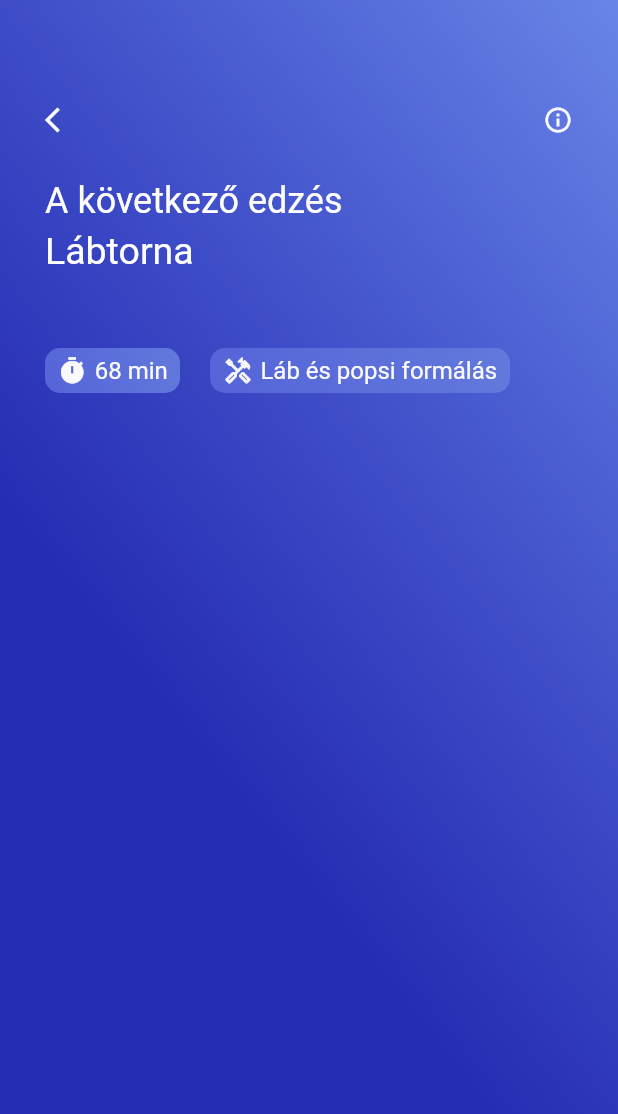
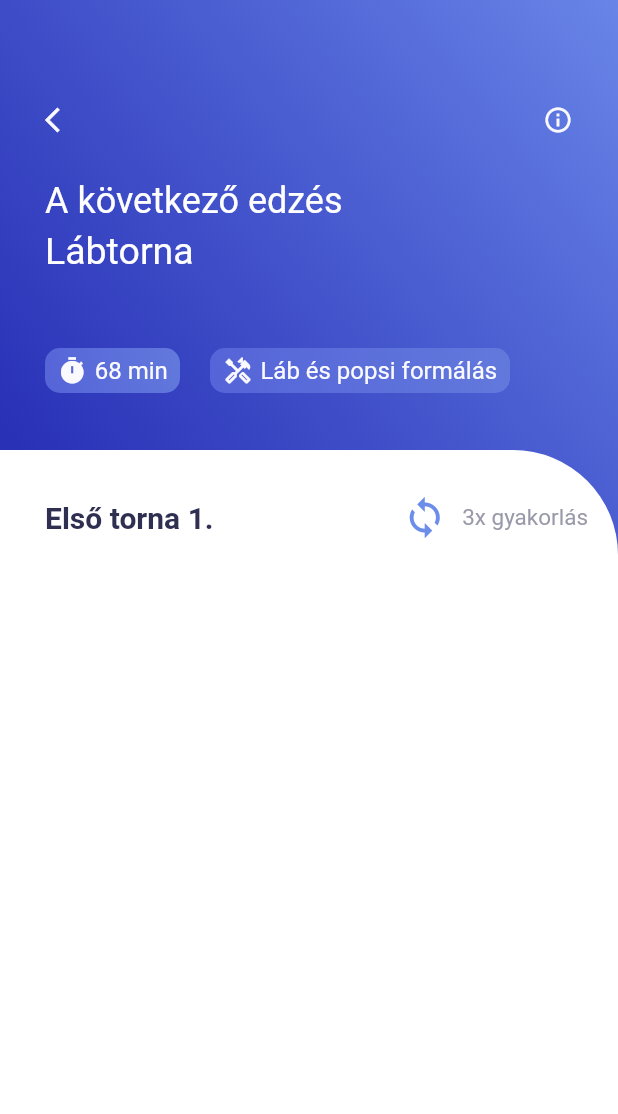
Before and after one commit to maximilianbarabas/fitnessapp, a Flutter app: the VideoInfo screen opened directly, on a phone screen of 412 x 824 dp. Shown: the top 1114 px of the screen. Run offline on Flutter 3.47's test engine with Material 2 defaults, Android fonts, the phone set to English and light mode, and no system bars; our stand-ins replace get.

Commit message:
navigation and second page design done

```diff
--- a/lib/home_page.dart
+++ b/lib/home_page.dart
@@ -1,6 +1,8 @@
 import 'dart:convert';
-
+import 'package:flutter/cupertino.dart';
 import 'package:flutter/material.dart';
+import 'package:get/get.dart';
+import 'package:fittness_app/video_info.dart';
 import 'colors.dart' as color;
 
 class HomePage extends StatefulWidget {
@@ -82,8 +84,13 @@ class _HomePageState extends State<HomePage> {
                   SizedBox(
                     width: 5,
                   ),
-                  Icon(Icons.arrow_forward,
-                      size: 20, color: color.AppColor.homePageIcons)
+                  InkWell(
+                    onTap: () {
+                      Get.to(() => VideoInfo());
+                    },
+                    child: Icon(Icons.arrow_forward,
+                        size: 20, color: color.AppColor.homePageIcons),
+                  )
                 ],
               ),
               SizedBox(
--- a/lib/main.dart
+++ b/lib/main.dart
@@ -1,6 +1,7 @@
 import 'package:fittness_app/video_info.dart';
 import 'package:flutter/material.dart';
 import 'home_page.dart';
+import 'package:get/get.dart';
 
 void main() {
   runApp(const MyApp());
@@ -12,12 +13,12 @@ class MyApp extends StatelessWidget {
   // This widget is the root of your application.
   @override
   Widget build(BuildContext context) {
-    return MaterialApp(
+    return GetMaterialApp(
       title: 'Flutter Demo',
       theme: ThemeData(
         primarySwatch: Colors.blue,
       ),
-      home: VideoInfo(),
+      home: HomePage(),
     );
   }
 }
--- a/lib/video_info.dart
+++ b/lib/video_info.dart
@@ -1,6 +1,7 @@
+import 'dart:convert';
+import 'package:flutter/cupertino.dart';
 import 'package:flutter/material.dart';
-import 'package:flutter/src/widgets/framework.dart';
-import 'package:flutter/src/widgets/placeholder.dart';
+import 'package:get/get.dart';
 import "colors.dart" as color;
 
 class VideoInfo extends StatefulWidget {
@@ -11,6 +12,21 @@ class VideoInfo extends StatefulWidget {
 }
 
 class _VideoInfoState extends State<VideoInfo> {
+  List info = [];
+  _initData() {
+    DefaultAssetBundle.of(context)
+        .loadString("json/videoinfo.json")
+        .then((value) {
+      info = json.decode(value);
+    });
+  }
+
+  @override
+  void initState() {
+    super.initState();
+    _initData();
+  }
+
   @override
   Widget build(BuildContext context) {
     return Scaffold(
@@ -36,9 +52,14 @@ class _VideoInfoState extends State<VideoInfo> {
                       children: [
                         Row(
                           children: [
-                            Icon(Icons.arrow_back_ios,
-                                size: 20,
-                                color: color.AppColor.secondPageIconColor),
+                            InkWell(
+                              onTap: () {
+                                Get.back();
+                              },
+                              child: Icon(Icons.arrow_back_ios,
+                                  size: 20,
+                                  color: color.AppColor.secondPageIconColor),
+                            ),
                             Expanded(child: Container()),
                             Icon(Icons.info_outline,
                                 size: 20,
@@ -143,7 +164,51 @@ class _VideoInfoState extends State<VideoInfo> {
                           width: 20,
                         ),
                       ],
-                    ))
+                    )),
+                Expanded(
+                  child: Container(
+                      decoration: BoxDecoration(
+                          color: Colors.white,
+                          borderRadius:
+                              BorderRadius.only(topRight: Radius.circular(70))),
+                      child: Column(children: [
+                        SizedBox(
+                          height: 30,
+                        ),
+                        Row(
+                          children: [
+                            SizedBox(
+                              width: 30,
+                            ),
+                            Text(
+                              "Első torna 1.",
+                              style: TextStyle(
+                                  fontSize: 20,
+                                  fontWeight: FontWeight.bold,
+                                  color: color.AppColor.circuitsColor),
+                            ),
+                            Expanded(child: Container()),
+                            Row(
+                              children: [
+                                Icon(Icons.loop,
+                                    size: 30, color: color.AppColor.loopColor),
+                                SizedBox(
+                                  width: 10,
+                                ),
+                                Text("3x gyakorlás",
+                                    style: TextStyle(
+                                      fontSize: 15,
+                                      color: color.AppColor.setsColor,
+                                    )),
+                                SizedBox(
+                                  width: 20,
+                                ),
+                              ],
+                            )
+                          ],
+                        )
+                      ])),
+                ),
               ],
             )));
   }
--- a/pubspec.yaml
+++ b/pubspec.yaml
@@ -35,6 +35,7 @@ dependencies:
   # The following adds the Cupertino Icons font to your application.
   # Use with the CupertinoIcons class for iOS style icons.
   cupertino_icons: ^1.0.2
+  get:
 
 dev_dependencies:
   flutter_test:
```
Also changed, not shown: pubspec.lock.
